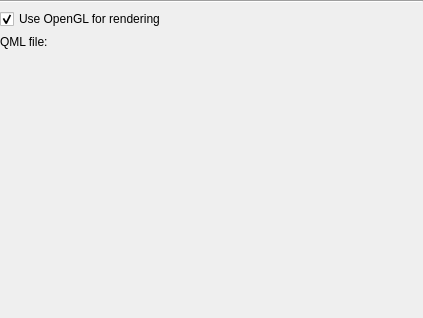
Qt form ground/openpilotgcs/src/plugins/qmlview/qmlviewgadgetoptionspage.ui (FlyTheThings/raspberrypilot) before a commit.
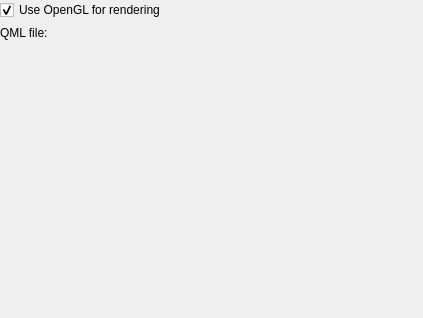
The same form after that commit. Custom widgets are drawn as their Qt base class.

```diff
--- a/ground/openpilotgcs/src/plugins/qmlview/qmlviewgadgetoptionspage.ui
+++ b/ground/openpilotgcs/src/plugins/qmlview/qmlviewgadgetoptionspage.ui
@@ -47,13 +47,6 @@
        <property name="margin">
         <number>0</number>
        </property>
-       <item>
-        <widget class="Line" name="line">
-         <property name="orientation">
-          <enum>Qt::Horizontal</enum>
-         </property>
-        </widget>
-       </item>
        <item>
         <layout class="QHBoxLayout" name="horizontalLayout_2">
          <item>
```
